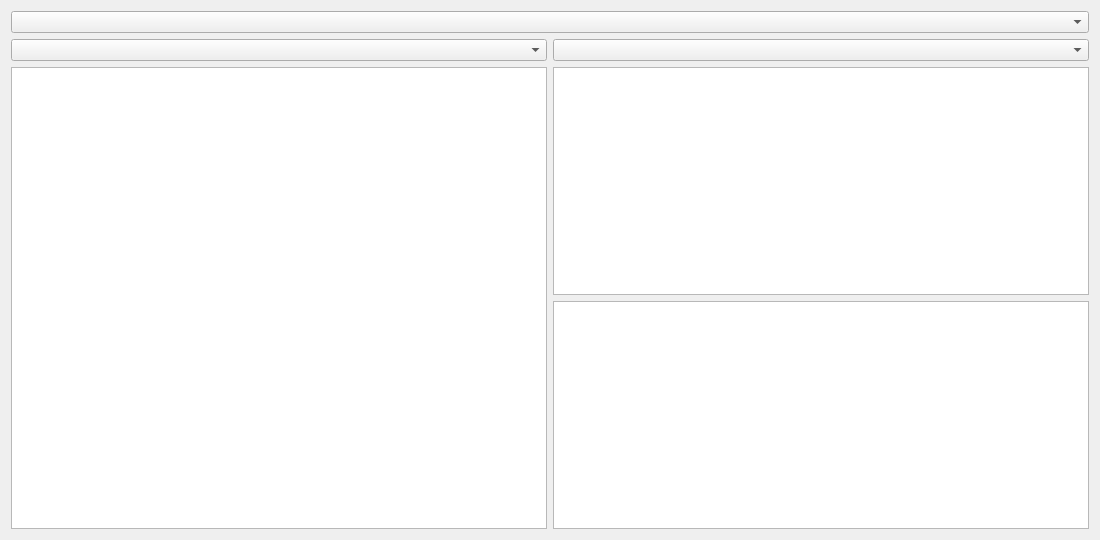
Qt form Compare Window/CompareWindow.ui (StanleyStanMarsh/FolderWatcher) before a commit.
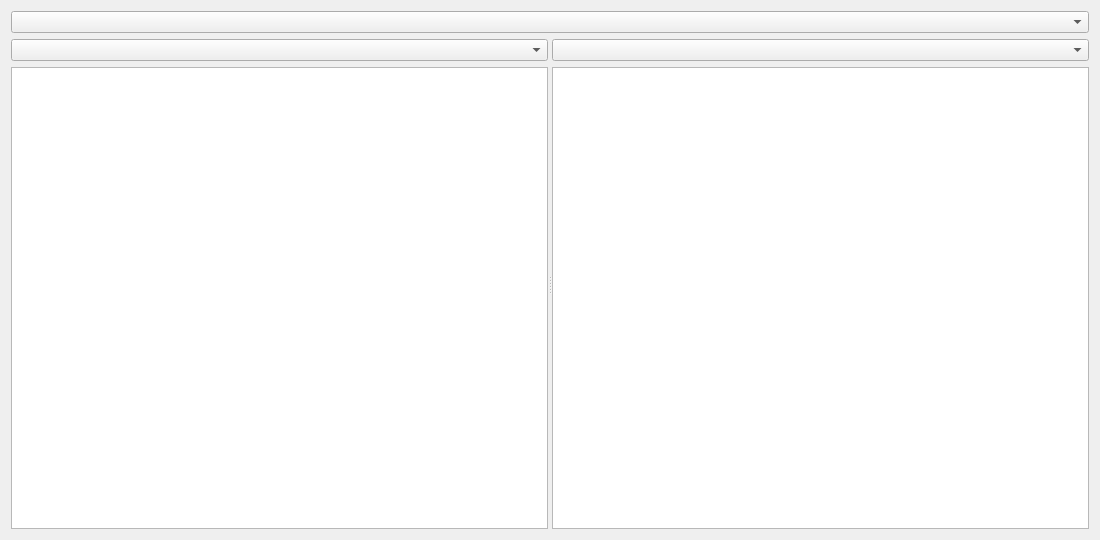
The same form after that commit.

```diff
--- a/Compare Window/CompareWindow.ui
+++ b/Compare Window/CompareWindow.ui
@@ -13,17 +13,13 @@
   <property name="windowTitle">
    <string>Form</string>
   </property>
-  <layout class="QVBoxLayout" name="verticalLayout_3">
-   <item>
-    <widget class="QComboBox" name="dir_box">
-     <property name="placeholderText">
-      <string>Выберите директорию</string>
+  <layout class="QGridLayout" name="gridLayout">
+   <item row="1" column="0">
+    <widget class="QSplitter" name="splitter">
+     <property name="orientation">
+      <enum>Qt::Orientation::Horizontal</enum>
      </property>
-    </widget>
-   </item>
-   <item>
-    <layout class="QHBoxLayout" name="horizontalLayout">
-     <item>
+     <widget class="QWidget" name="">
       <layout class="QVBoxLayout" name="verticalLayout">
        <item>
         <widget class="QComboBox" name="left_snaphots_box">
@@ -36,8 +32,8 @@
         <widget class="QTableView" name="left_table_view"/>
        </item>
       </layout>
-     </item>
-     <item>
+     </widget>
+     <widget class="QWidget" name="">
       <layout class="QVBoxLayout" name="verticalLayout_2">
        <item>
         <widget class="QComboBox" name="right_snapshots_box">
@@ -49,12 +45,16 @@
        <item>
         <widget class="QTextBrowser" name="comparison_output"/>
        </item>
-       <item>
-        <widget class="QTableView" name="right_table_view"/>
-       </item>
       </layout>
-     </item>
-    </layout>
+     </widget>
+    </widget>
+   </item>
+   <item row="0" column="0">
+    <widget class="QComboBox" name="dir_box">
+     <property name="placeholderText">
+      <string>Выберите директорию</string>
+     </property>
+    </widget>
    </item>
   </layout>
  </widget>
```
